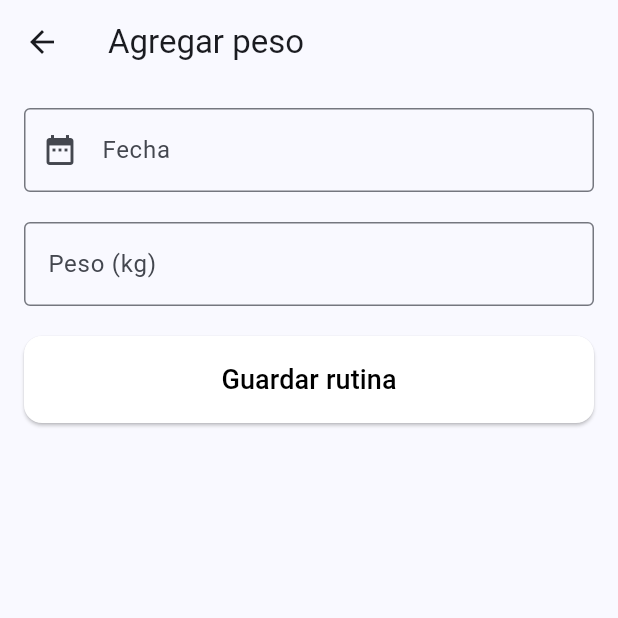
After one commit to Rafael-Ale/fit-track-pro, a Flutter app: the WeightScreen screen opened directly, after a tap on the "add" icon, on a phone screen of 412 x 824 dp, the top half of it. The commit adds this screen. Run offline on Flutter 3.47's test engine with Material 3 defaults, Android fonts, the phone set to English and light mode, and no system bars; our stand-ins replace shared_preferences, sqflite; accounts and stored records are empty.

Commit message:
Implemetar lo del examen

```diff
--- a/lib/features/auth/screens/auth_check_screen.dart
+++ b/lib/features/auth/screens/auth_check_screen.dart
@@ -1,5 +1,6 @@
 import 'package:fit_track_pro/core/storage/local_storage_service.dart';
 import 'package:fit_track_pro/features/auth/screens/login_screen.dart';
+import 'package:fit_track_pro/features/weigths/screens/weight_screen.dart';
 import 'package:fit_track_pro/features/workouts/screens/home_screen.dart';
 import 'package:flutter/material.dart';
 
@@ -27,7 +28,7 @@ class _AuthCheckScreenState extends State<AuthCheckScreen>{
       //HOme
       Navigator.pushReplacement(
         context,
-        MaterialPageRoute(builder: (context) => HomeScreen()),
+        MaterialPageRoute(builder: (context) => WeightScreen()),
       );
     }else{
       //Login
--- /dev/null
+++ b/lib/features/weigths/models/weight_model.dart
@@ -0,0 +1,9 @@
+class WeightModel {
+  final String fecha;
+  final double pesoKilos;
+
+  WeightModel({
+    required this.fecha,
+    required this.pesoKilos
+  });
+}
--- /dev/null
+++ b/lib/features/weigths/screens/add_weight_screen.dart
@@ -0,0 +1,97 @@
+import 'package:fit_track_pro/features/weigths/models/weight_model.dart';
+import 'package:flutter/material.dart';
+
+class AddWeightScreen extends StatefulWidget{
+  const AddWeightScreen({super.key});
+
+  @override
+  State<AddWeightScreen> createState() => _AddWeightScreenState();
+
+}
+
+class _AddWeightScreenState extends State<AddWeightScreen>{
+  final _formKey = GlobalKey<FormState>();
+  final _fechaController = TextEditingController();
+  final _pesoKgController = TextEditingController();
+
+
+  void _saveWeight(){
+    if(_formKey.currentState!.validate()){
+      final pesoKg = double.parse(_pesoKgController.text.trim().replaceAll(',', '.'));
+      final newWeight = WeightModel(
+        fecha: _fechaController.text.trim(),
+        pesoKilos: pesoKg
+      );
+      Navigator.pop(context, newWeight);
+    }
+  }
+
+  @override
+  Widget build(BuildContext context) {
+    return Scaffold(
+      appBar: AppBar(title: Text('Agregar peso')),
+      body: Padding(
+        padding: EdgeInsets.all(16),
+        child: Form(
+          key: _formKey,
+          child: Column(
+            crossAxisAlignment: CrossAxisAlignment.stretch,
+            children: [
+              TextFormField(
+                controller: _fechaController,
+                decoration: InputDecoration(
+                  labelText: 'Fecha',
+                  hintText: 'Ej. 17 de noviembre',
+                  border: OutlineInputBorder(),
+                  prefixIcon: Icon(Icons.date_range)
+                ),
+                validator: (value) {
+                  if(value == null || value.trim().isEmpty){
+                    return 'Por favor, ingrese una fecha';
+                  }
+                  return null;
+                },
+              ),
+              SizedBox(height: 20,),
+              TextFormField(
+                controller: _pesoKgController,
+                keyboardType: TextInputType.numberWithOptions(decimal: true),
+                decoration: InputDecoration(
+                  labelText : 'Peso (kg)',
+                  hintText: 'Ej. 75.5',
+                  border: OutlineInputBorder(),
+                ),
+                validator: (value){
+                  if(value == null || value.trim().isEmpty){
+                    return 'Por favor, ingrese un peso válido';
+                  }
+                  final numero = double.tryParse(value.trim().replaceAll(',','.'));
+                  if(numero == null){
+                    return 'Por favor ingrese un número válido';
+                  }
+                  if(numero <= 0){
+                    return 'El peso debe ser mayor a cero';
+                  }
+                  return null;
+                },
+              ),
+              SizedBox(height: 20,),
+              ElevatedButton(
+                onPressed: _saveWeight,
+                style: ElevatedButton.styleFrom(
+                  padding: EdgeInsets.symmetric(vertical: 16),
+                  backgroundColor: Colors.white,
+                  foregroundColor: Colors.black,
+                  shape: RoundedRectangleBorder(
+                    borderRadius: BorderRadiusGeometry.circular(12),
+                  )
+                ),
+                child: Text('Guardar rutina', style: TextStyle(fontSize: 18),),
+                )
+            ],
+          ),
+        )
+      )
+    );
+  }
+}
--- /dev/null
+++ b/lib/features/weigths/screens/weight_screen.dart
@@ -0,0 +1,61 @@
+
+import 'package:fit_track_pro/features/weigths/models/weight_model.dart';
+import 'package:fit_track_pro/features/weigths/screens/add_weight_screen.dart';
+import 'package:fit_track_pro/features/workouts/screens/home_screen.dart';
+import 'package:flutter/material.dart';
+
+class WeightScreen extends StatefulWidget{
+  const WeightScreen({super.key});
+
+  @override
+  State<WeightScreen> createState () => _WeightScreenState();
+}
+
+class _WeightScreenState extends State<WeightScreen>{
+  List<WeightModel> weightList = [];
+
+  Future<void> _navigateToAddWeigth() async{
+    final newWeight = await Navigator.push(
+      context,
+      MaterialPageRoute(builder: (context) => AddWeightScreen())
+      );
+    if(newWeight !=  null && newWeight is WeightModel){
+      setState(() {
+         weightList.add(WeightModel(
+        fecha: newWeight.fecha, pesoKilos: newWeight.pesoKilos));
+      });
+
+    }
+  }
+  @override
+  Widget build(BuildContext context) {
+    return Scaffold(
+      backgroundColor: Colors.blueAccent,
+      appBar: AppBar(
+        backgroundColor: Colors.blueAccent,
+        foregroundColor: Colors.white,
+        title: Center(child: Text("Mis pesos"),),
+      ),
+      body: weightList.isEmpty
+        ? Center(child: Text('No hay registros'))
+        : ListView.builder(
+          itemCount: weightList.length,
+          itemBuilder: (context, index){
+            final weightItem = weightList[index];
+            return Card(
+              margin: EdgeInsets.symmetric(horizontal: 12, vertical:6),
+              child: ListTile(
+                leading: Icon(Icons.monitor_heart),
+                title: Text(weightItem.fecha),
+                subtitle: Text('${weightItem.pesoKilos} kg'),
+              ),
+            );
+          },
+        ),
+        floatingActionButton: FloatingActionButton(
+          onPressed: _navigateToAddWeigth,
+          child: Icon(Icons.add),),
+    );
+
+  }
+}
```
Also changed, not shown: 1 other file.
